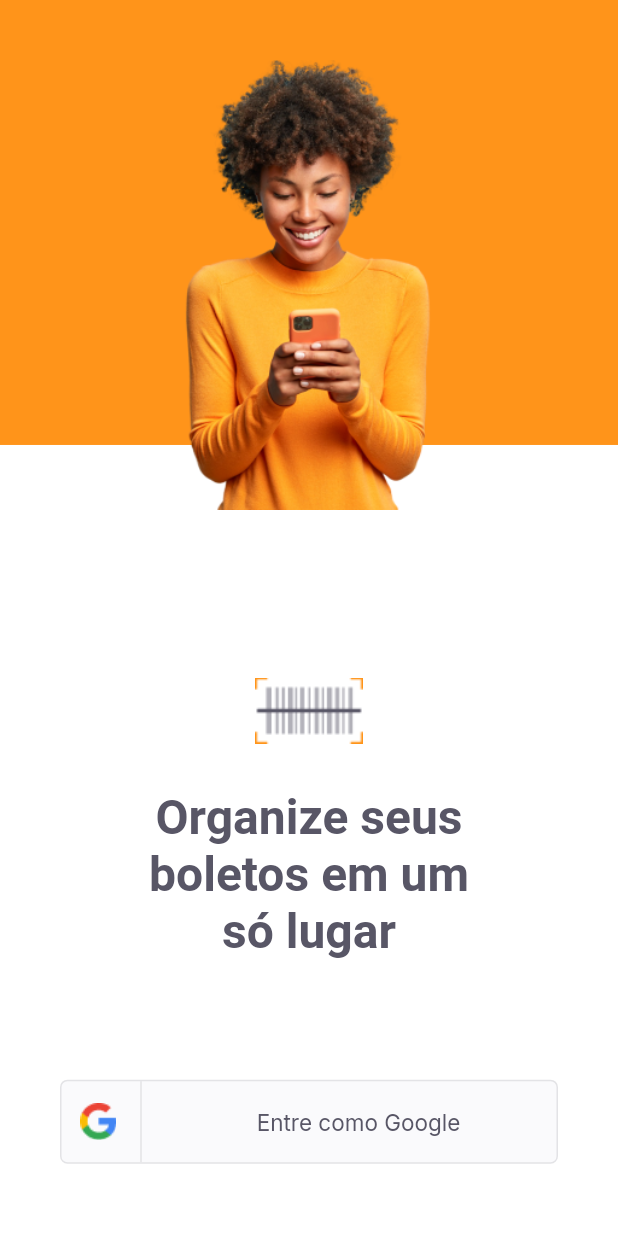
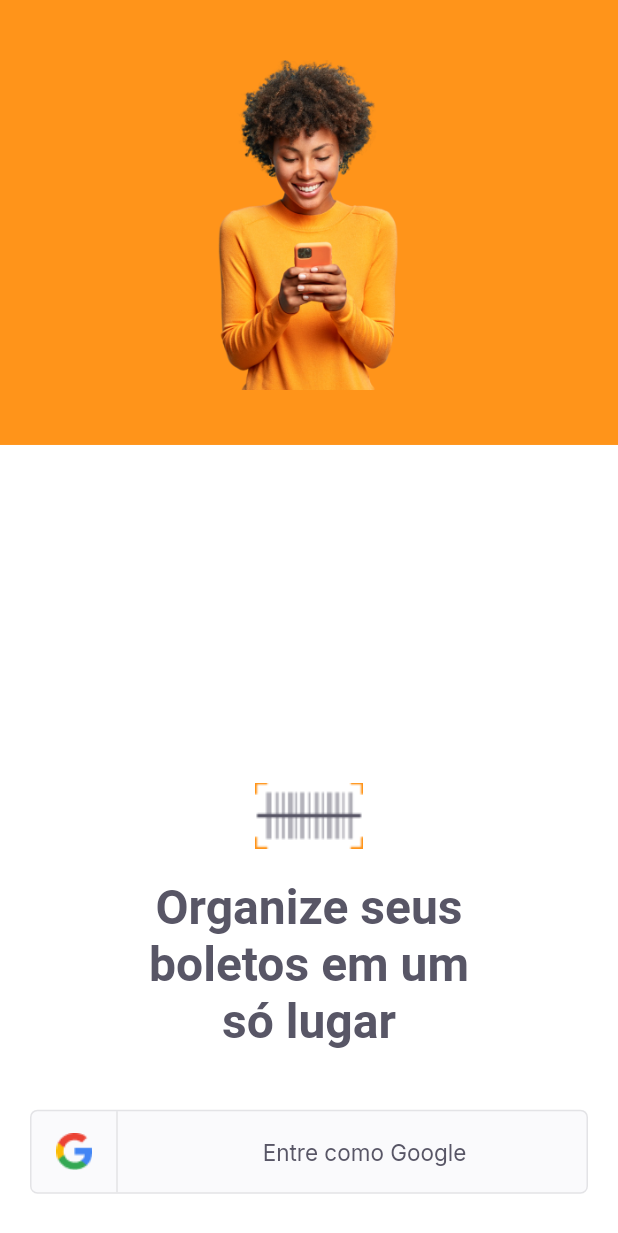
Before and after one commit to ruanvalente/payflow, a Flutter app: the screen it shows after launch, on a phone screen of 412 x 824 dp. Shown: the top 1233 px of the screen. Run offline on Flutter 3.47's test engine with Material 2 defaults, Android fonts, the phone set to English and light mode, and no system bars; our stand-ins replace firebase_core, google_fonts, google_sign_in; accounts and stored records are empty.

Commit message:
fix: fix size login screen

```diff
--- a/lib/modules/login/login_screen.dart
+++ b/lib/modules/login/login_screen.dart
@@ -36,7 +36,7 @@ class _LoginScreenState extends State<LoginScreen> {
               top: 40,
               right: 0,
               left: 0,
-              child: Image.asset(AppImages.person, width: 208, height: 300),
+              child: Image.asset(AppImages.person, width: 208, height: 220),
             ),
             Positioned(
               bottom: size.height * 0.01,
@@ -49,7 +49,7 @@ class _LoginScreenState extends State<LoginScreen> {
                   Image.asset(AppImages.logomini),
                   Padding(
                     padding: const EdgeInsets.only(
-                        top: 30, left: 70, right: 70, bottom: 40),
+                        top: 20, left: 40, right: 40, bottom: 20),
                     child: Text(
                       'Organize seus\nboletos em um\nsó lugar',
                       textAlign: TextAlign.center,
@@ -57,7 +57,7 @@ class _LoginScreenState extends State<LoginScreen> {
                     ),
                   ),
                   Padding(
-                    padding: const EdgeInsets.all(40),
+                    padding: const EdgeInsets.all(20),
                     child: SocialLoginButton(
                       onTap: () async {
                         GoogleSignIn _googleSignIn = GoogleSignIn(
```
